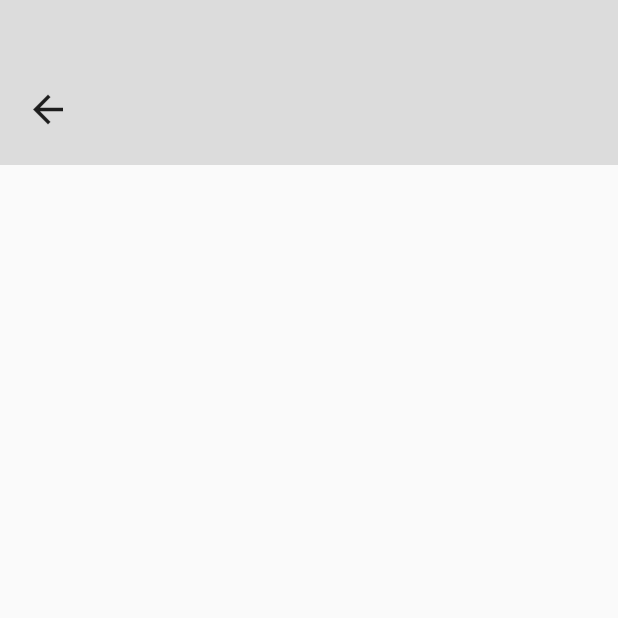
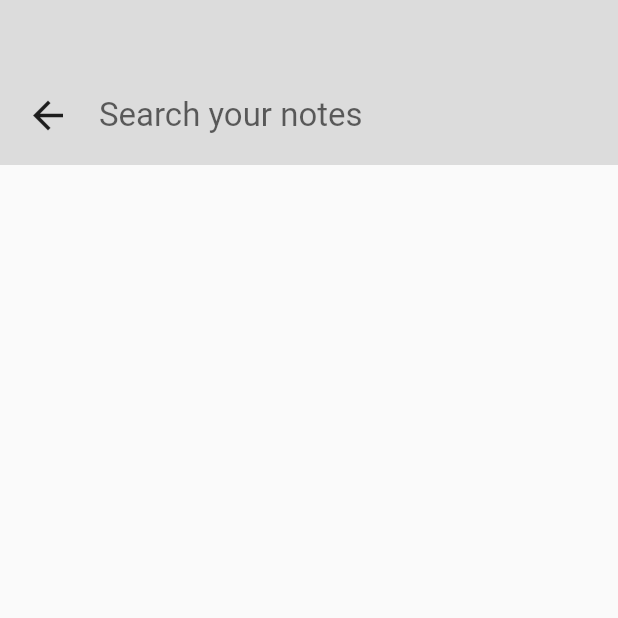
Before and after one commit to CaptenSepp/note_app_google_keep, a Flutter app: the _SearchPage screen opened directly, on a phone screen of 412 x 824 dp, the top half of it. Run offline on Flutter 3.47's test engine with Material 2 defaults, Android fonts, the phone set to English and light mode, and no system bars.

Commit message:
search bar fixed

```diff
--- a/lib/src/screens/search_page/search_page.dart
+++ b/lib/src/screens/search_page/search_page.dart
@@ -37,11 +37,13 @@ class _SearchPage extends StatelessWidget {
                     SizedBox(
                       width: MediaQuery.of(context).size.width * 0.55,
                       child: const Padding(
-                        padding: EdgeInsets.only(bottom: 10),
+                        padding: EdgeInsets.fromLTRB(10, 0, 0, 0),
                         child: TextField(
-                            decoration:
-                                InputDecoration(border: InputBorder.none),
-                            cursorHeight: 30,
+                            decoration: InputDecoration(
+                                border: InputBorder.none,
+                                hintText: 'Search your notes'),
+                            style: TextStyle(fontSize: 22),
+                            cursorHeight: 25,
                             cursorColor: Colors.black),
                       ),
                     )
```
